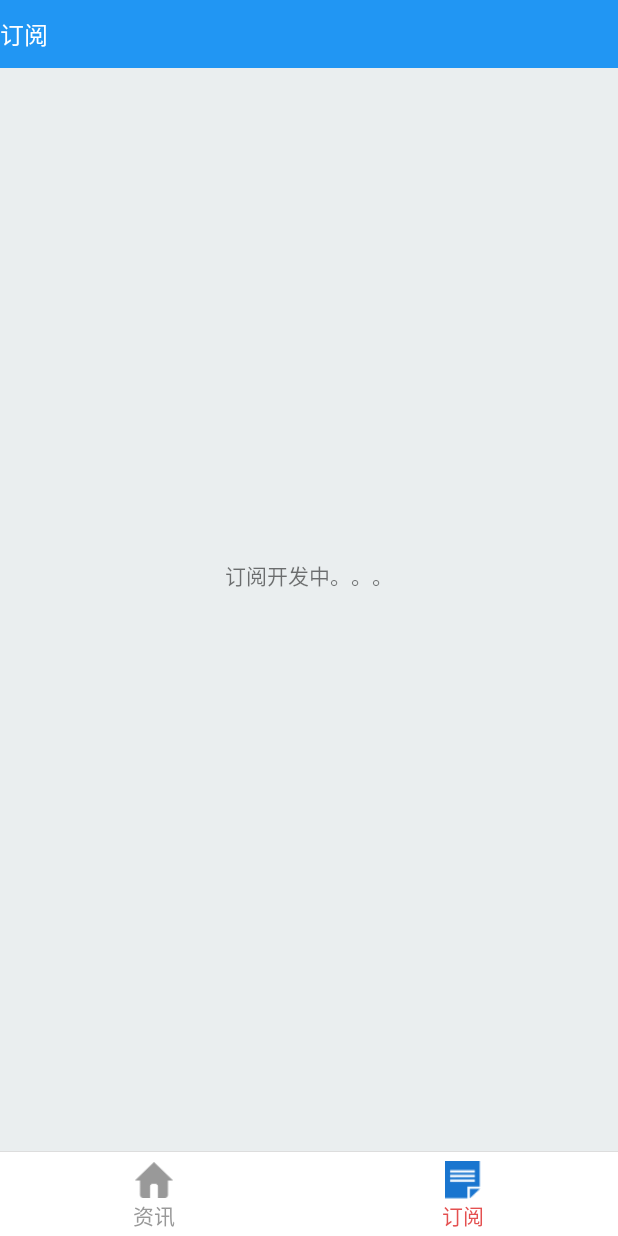
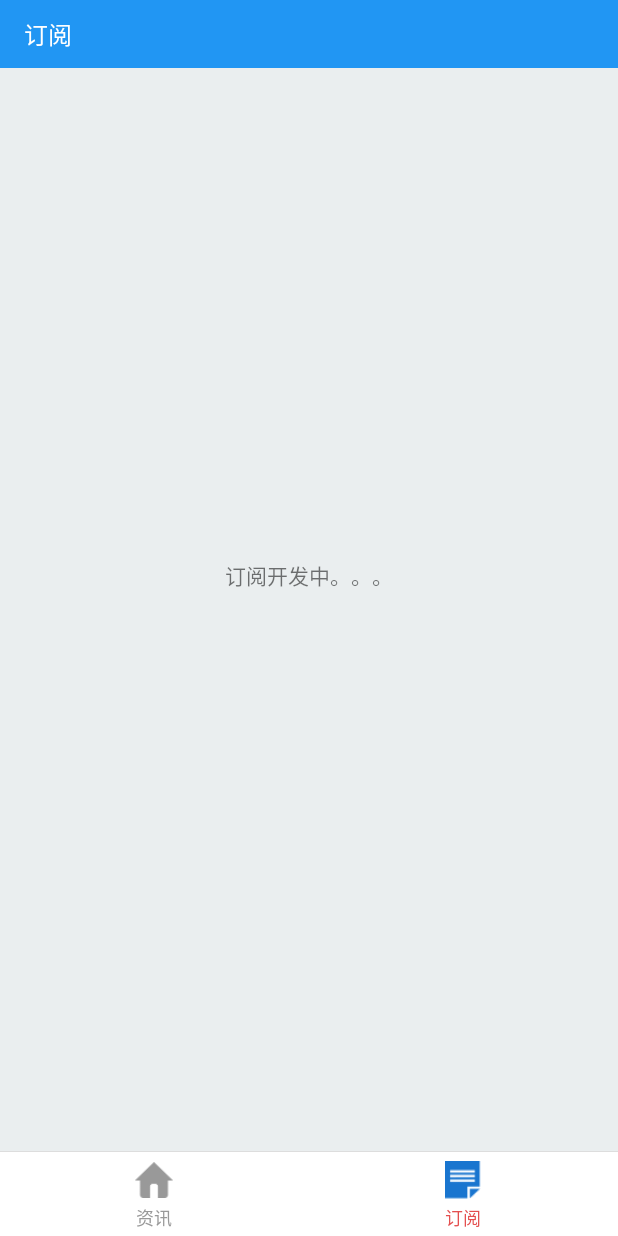
Before and after one commit to Huangbin1234/RssAIPro, an Android app: the screen it shows after launch (MainActivity), after a tap on "订阅", on a phone screen of 412 x 824 dp. Run offline under Robolectric (Android 15) with nearby library versions, the phone set to English and light mode, and no system bars; our stand-ins replace ButterKnife.

Commit message:
标题栏样式

```diff
--- a/app/src/main/java/com/hb/rssai/adapter/RssListAdapter.java
+++ b/app/src/main/java/com/hb/rssai/adapter/RssListAdapter.java
@@ -31,7 +31,7 @@ public class RssListAdapter extends RecyclerView.Adapter<RssListAdapter.MyViewHo
     private Context mContext;
     List<RSSItemBean> rssList;
     private LayoutInflater layoutInflater;
-
+    SimpleDateFormat sdf=new SimpleDateFormat("yyyy-MM-dd HH:mm:ss");
 
     public RssListAdapter(Context mContext, List<RSSItemBean> rssList) {
         this.mContext = mContext;
@@ -50,9 +50,8 @@ public class RssListAdapter extends RecyclerView.Adapter<RssListAdapter.MyViewHo
     public void onBindViewHolder(final MyViewHolder holder, final int position) {
         holder.item_na_name.setText(rssList.get(position).getTitle());
         holder.item_na_type.setText(rssList.get(position).getType());
-        holder.item_na_time.setText(new SimpleDateFormat("yyyy-MM-dd HH:mm:ss").format(rssList.get(position).getPubDate()) + (TextUtils.isEmpty(rssList.get(position).getAuthor()) ? "" : (" by " + rssList.get(position).getAuthor())));
+        holder.item_na_time.setText(sdf.format(rssList.get(position).getPubDate()) + (TextUtils.isEmpty(rssList.get(position).getAuthor()) ? "" : (" by " + rssList.get(position).getAuthor())));
         holder.item_na_summery.setText(rssList.get(position).getDescription());
-
         if (rssList.get(position).getImages() != null && rssList.get(position).getImages().size() > 0) {
             holder.item_na_img.setVisibility(View.VISIBLE);
             HttpLoadImg.loadImg(mContext, rssList.get(position).getImages().get(0), holder.item_na_img);
--- a/app/src/main/res/layout/activity_main.xml
+++ b/app/src/main/res/layout/activity_main.xml
@@ -34,8 +34,9 @@
                 android:layout_width="match_parent"
                 android:layout_height="wrap_content"
                 android:gravity="center"
+                android:layout_marginTop="3dp"
                 android:text="@string/main_home"
-                android:textSize="@dimen/s14p" />
+                android:textSize="@dimen/s12p" />
         </LinearLayout>
 
         <LinearLayout
@@ -57,8 +58,9 @@
                 android:layout_width="match_parent"
                 android:layout_height="wrap_content"
                 android:gravity="center"
+                android:layout_marginTop="3dp"
                 android:text="@string/main_subscription"
-                android:textSize="@dimen/s14p" />
+                android:textSize="@dimen/s12p" />
         </LinearLayout>
 
     </LinearLayout>
--- a/app/src/main/res/layout/include_toolbar.xml
+++ b/app/src/main/res/layout/include_toolbar.xml
@@ -17,6 +17,7 @@
             android:layout_width="wrap_content"
             android:layout_height="wrap_content"
             android:textColor="@color/white"
+            android:layout_marginLeft="16dp"
             android:textSize="@dimen/s16p" />
 
     </android.support.v7.widget.Toolbar>
--- a/app/src/main/res/layout/item_rss_list.xml
+++ b/app/src/main/res/layout/item_rss_list.xml
@@ -14,7 +14,6 @@
         android:layout_height="160dp"
         android:layout_marginTop="16dp"
         android:scaleType="centerCrop"
-        android:src="@mipmap/ic_launcher"
         android:visibility="gone" />
 
     <TextView
```
Also changed, not shown: app/src/main/res/layout/fragment_home.xml (+7 -1 lines).
